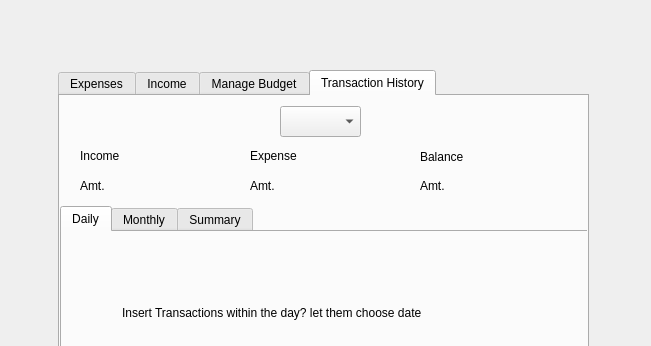
Qt form GUI/mainwindow.ui (TheMaxL/Spending-and-Savings-Tracker) before a commit; both pictures show x 212 to 863 and y 0 to 346 of the 1062 by 727 pixel window.
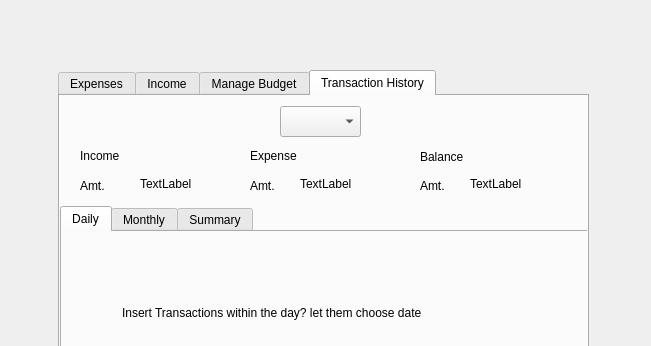
The same form after that commit. The open tabs and pages were chosen to show the change.

What changed in the file:
```diff
--- a/GUI/mainwindow.ui
+++ b/GUI/mainwindow.ui
@@ -336,22 +336,6 @@
      <attribute name="title">
       <string>Manage Budget</string>
      </attribute>
-     <widget class="QLabel" name="label_14">
-      <property name="geometry">
-       <rect>
-        <x>30</x>
-        <y>110</y>
-        <width>521</width>
-        <height>20</height>
-       </rect>
-      </property>
-      <property name="text">
-       <string>Here, they can edit their spending goals, budget, balance, etc</string>
-      </property>
-      <property name="alignment">
-       <set>Qt::AlignLeading|Qt::AlignLeft|Qt::AlignVCenter</set>
-      </property>
-     </widget>
     </widget>
     <widget class="QWidget" name="tab_3">
      <attribute name="title">
@@ -401,7 +385,7 @@
        <rect>
         <x>20</x>
         <y>80</y>
-        <width>141</width>
+        <width>41</width>
         <height>20</height>
        </rect>
       </property>
@@ -417,7 +401,7 @@
        <rect>
         <x>190</x>
         <y>80</y>
-        <width>151</width>
+        <width>41</width>
         <height>20</height>
        </rect>
       </property>
@@ -430,7 +414,7 @@
        <rect>
         <x>360</x>
         <y>80</y>
-        <width>151</width>
+        <width>41</width>
         <height>20</height>
        </rect>
       </property>
@@ -526,6 +510,55 @@
       <property name="placeholderText">
        <string>Year</string>
       </property>
+      <item>
+       <property name="text">
+        <string>Month</string>
+       </property>
+      </item>
+      <item>
+       <property name="text">
+        <string>Year</string>
+       </property>
+      </item>
+     </widget>
+     <widget class="QLabel" name="label_14">
+      <property name="geometry">
+       <rect>
+        <x>80</x>
+        <y>80</y>
+        <width>71</width>
+        <height>16</height>
+       </rect>
+      </property>
+      <property name="text">
+       <string>TextLabel</string>
+      </property>
+     </widget>
+     <widget class="QLabel" name="label_15">
+      <property name="geometry">
+       <rect>
+        <x>240</x>
+        <y>80</y>
+        <width>71</width>
+        <height>16</height>
+       </rect>
+      </property>
+      <property name="text">
+       <string>TextLabel</string>
+      </property>
+     </widget>
+     <widget class="QLabel" name="label_16">
+      <property name="geometry">
+       <rect>
+        <x>410</x>
+        <y>80</y>
+        <width>71</width>
+        <height>16</height>
+       </rect>
+      </property>
+      <property name="text">
+       <string>TextLabel</string>
+      </property>
      </widget>
     </widget>
    </widget>
```
Left out of the diff: 38 changed lines with no effect on the pictures.
